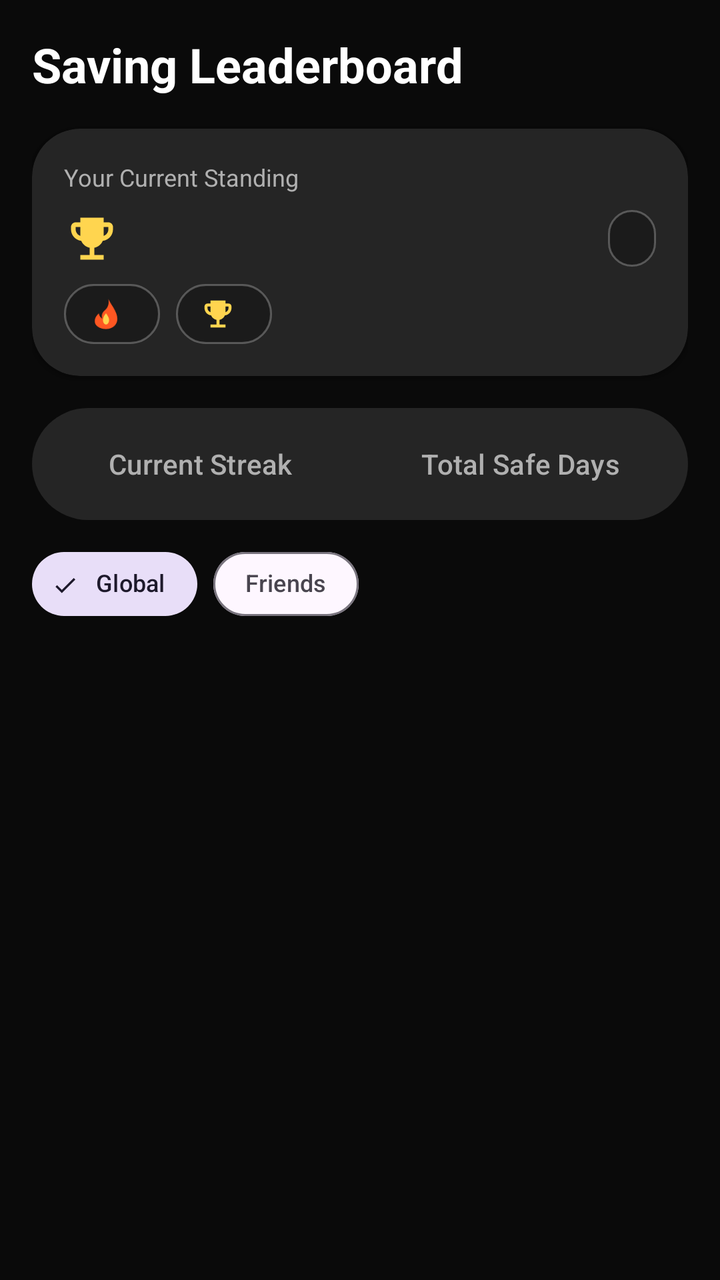
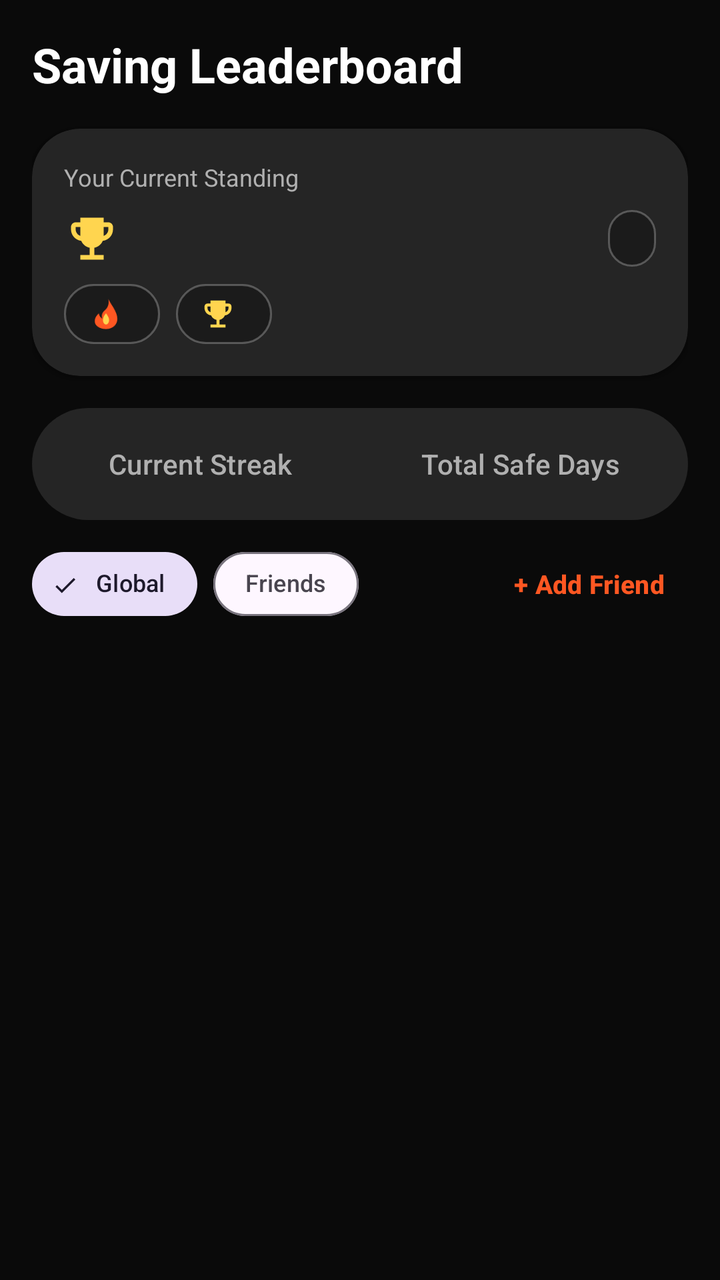

Compare the two renders of this Android layout. The source of the first and the diff that turns it into the second are given below.
<!-- AndroidManifest.xml: application theme Theme.ExpenseTrackerApp -->
<!-- res/layout/fragment_leaderboard.xml -->
<?xml version="1.0" encoding="utf-8"?>
<androidx.core.widget.NestedScrollView xmlns:android="http://schemas.android.com/apk/res/android"
    xmlns:app="http://schemas.android.com/apk/res-auto"
    android:layout_width="match_parent"
    android:layout_height="match_parent"
    android:background="@color/background_dark"
    android:clipToPadding="false"
    android:fillViewport="true"
    android:paddingBottom="88dp">

    <LinearLayout
        android:layout_width="match_parent"
        android:layout_height="wrap_content"
        android:orientation="vertical"
        android:padding="@dimen/spacing_m">

        <TextView
            android:layout_width="wrap_content"
            android:layout_height="wrap_content"
            android:text="@string/leaderboard_title"
            android:textColor="@color/text_primary"
            android:textSize="@dimen/text_size_headline"
            android:textStyle="bold" />

        
        <androidx.cardview.widget.CardView
            android:layout_width="match_parent"
            android:layout_height="wrap_content"
            android:layout_marginTop="@dimen/spacing_m"
            app:cardBackgroundColor="@color/card_dark"
            app:cardCornerRadius="@dimen/radius_xl"
            app:cardElevation="4dp">

            <LinearLayout
                android:layout_width="match_parent"
                android:layout_height="wrap_content"
                android:orientation="vertical"
                android:padding="@dimen/spacing_m">

                <TextView
                    android:layout_width="wrap_content"
                    android:layout_height="wrap_content"
                    android:text="@string/leaderboard_your_standing_title"
                    android:textColor="@color/text_secondary"
                    android:textSize="12sp" />

                <LinearLayout
                    android:layout_width="match_parent"
                    android:layout_height="wrap_content"
                    android:layout_marginTop="@dimen/spacing_s"
                    android:gravity="center_vertical"
                    android:orientation="horizontal">

                    <ImageView
                        android:layout_width="28dp"
                        android:layout_height="28dp"
                        android:contentDescription="@null"
                        android:src="@drawable/ic_trophy" />

                    <TextView
                        android:id="@+id/tv_user_rank_summary"
                        android:layout_width="0dp"
                        android:layout_height="wrap_content"
                        android:layout_marginStart="@dimen/spacing_s"
                        android:layout_weight="1"
                        android:textColor="@color/expense_orange"
                        android:textSize="22sp"
                        android:textStyle="bold" />

                    <TextView
                        android:id="@+id/tv_user_stage_summary"
                        android:layout_width="wrap_content"
                        android:layout_height="wrap_content"
                        android:background="@drawable/bg_glass_pill"
                        android:paddingHorizontal="12dp"
                        android:paddingVertical="6dp"
                        android:textColor="@color/white"
                        android:textSize="12sp"
                        android:textStyle="bold" />
                </LinearLayout>

                <LinearLayout
                    android:layout_width="match_parent"
                    android:layout_height="wrap_content"
                    android:layout_marginTop="@dimen/spacing_s"
                    android:orientation="horizontal">

                    <LinearLayout
                        android:layout_width="wrap_content"
                        android:layout_height="wrap_content"
                        android:background="@drawable/bg_glass_pill"
                        android:gravity="center_vertical"
                        android:orientation="horizontal"
                        android:paddingHorizontal="12dp"
                        android:paddingVertical="6dp">

                        <ImageView
                            android:layout_width="@dimen/icon_size_s"
                            android:layout_height="@dimen/icon_size_s"
                            android:contentDescription="@null"
                            android:src="@drawable/ic_fire_streak" />

                        <TextView
                            android:id="@+id/tv_user_streak_summary"
                            android:layout_width="wrap_content"
                            android:layout_height="wrap_content"
                            android:layout_marginStart="6dp"
                            android:textColor="@color/white"
                            android:textSize="13sp"
                            android:textStyle="bold" />
                    </LinearLayout>

                    <LinearLayout
                        android:layout_width="wrap_content"
                        android:layout_height="wrap_content"
                        android:layout_marginStart="@dimen/spacing_s"
                        android:background="@drawable/bg_glass_pill"
                        android:gravity="center_vertical"
                        android:orientation="horizontal"
                        android:paddingHorizontal="12dp"
                        android:paddingVertical="6dp">

                        <ImageView
                            android:layout_width="@dimen/icon_size_s"
                            android:layout_height="@dimen/icon_size_s"
                            android:contentDescription="@null"
                            android:src="@drawable/ic_trophy" />

                        <TextView
                            android:id="@+id/tv_user_total_days_summary"
                            android:layout_width="wrap_content"
                            android:layout_height="wrap_content"
                            android:layout_marginStart="6dp"
                            android:textColor="@color/white"
                            android:textSize="13sp"
                            android:textStyle="bold" />
                    </LinearLayout>
                </LinearLayout>
            </LinearLayout>
        </androidx.cardview.widget.CardView>

        
        <LinearLayout
            android:layout_width="match_parent"
            android:layout_height="wrap_content"
            android:layout_marginTop="@dimen/spacing_m"
            android:background="@drawable/bg_segment_track"
            android:orientation="horizontal"
            android:padding="@dimen/spacing_xs">

            <com.google.android.material.button.MaterialButton
                android:id="@+id/btn_metric_streak"
                style="@style/Widget.ExpenseTracker.SegmentButton"
                android:checked="true"
                android:text="@string/leaderboard_mode_streak" />

            <com.google.android.material.button.MaterialButton
                android:id="@+id/btn_metric_total_days"
                style="@style/Widget.ExpenseTracker.SegmentButton"
                android:text="@string/leaderboard_mode_total_days" />
        </LinearLayout>

        
        <com.google.android.material.chip.ChipGroup
            android:id="@+id/chip_group_scope"
            android:layout_width="wrap_content"
            android:layout_height="wrap_content"
            android:layout_marginTop="@dimen/spacing_s"
            app:selectionRequired="true"
            app:singleLine="true"
            app:singleSelection="true">

            <com.google.android.material.chip.Chip
                android:id="@+id/chip_scope_global"
                style="@style/Widget.ExpenseTracker.Chip.Category"
                android:layout_width="wrap_content"
                android:layout_height="wrap_content"
                android:checked="true"
                android:text="@string/leaderboard_scope_global" />

            <com.google.android.material.chip.Chip
                android:id="@+id/chip_scope_friends"
                style="@style/Widget.ExpenseTracker.Chip.Category"
                android:layout_width="wrap_content"
                android:layout_height="wrap_content"
                android:text="@string/leaderboard_scope_friends" />
        </com.google.android.material.chip.ChipGroup>

        <androidx.recyclerview.widget.RecyclerView
            android:id="@+id/rv_leaderboard"
            android:layout_width="match_parent"
            android:layout_height="wrap_content"
            android:layout_marginTop="@dimen/spacing_s"
            android:nestedScrollingEnabled="false" />

    </LinearLayout>
</androidx.core.widget.NestedScrollView>
<!-- resources referenced by this layout -->
<resources>
  <color name="background_dark">#0A0A0A</color>
  <color name="card_dark">#252525</color>
  <color name="expense_orange">#FF5722</color>
  <color name="text_primary">#FFFFFF</color>
  <color name="text_secondary">#B0B0B0</color>
  <color name="white">#FFFFFF</color>
  <dimen name="icon_size_s">18dp</dimen>
  <dimen name="radius_xl">24dp</dimen>
  <dimen name="spacing_m">16dp</dimen>
  <dimen name="spacing_s">8dp</dimen>
  <dimen name="spacing_xs">4dp</dimen>
  <dimen name="text_size_headline">24sp</dimen>
  <!-- drawable bg_glass_pill (drawable) -->
  <?xml version="1.0" encoding="utf-8"?>
  <shape xmlns:android="http://schemas.android.com/apk/res/android"
      android:shape="rectangle">
      <solid android:color="#99141414" />
      <stroke android:width="1dp" android:color="@color/surface_glass_stroke" />
      <corners android:radius="@dimen/radius_pill" />
  </shape>
  <!-- drawable bg_segment_track (drawable) -->
  <?xml version="1.0" encoding="utf-8"?>
  <shape xmlns:android="http://schemas.android.com/apk/res/android"
      android:shape="rectangle">
      <solid android:color="@color/card_dark" />
      <corners android:radius="@dimen/radius_pill" />
  </shape>
  <!-- drawable ic_trophy (drawable) -->
  <vector xmlns:android="http://schemas.android.com/apk/res/android"
      android:width="24dp"
      android:height="24dp"
      android:viewportWidth="24"
      android:viewportHeight="24">
      <path
          android:fillColor="#FFD54F"
          android:pathData="M19,5H17V3H7V5H5C3.9,5 3,5.9 3,7V8C3,10.55 4.92,12.63 7.39,12.94C8.02,14.44 9.37,15.57 11,15.9V19H7V21H17V19H13V15.9C14.63,15.57 15.98,14.44 16.61,12.94C19.08,12.63 21,10.55 21,8V7C21,5.9 20.1,5 19,5ZM5,8V7H7V10.82C5.84,10.4 5,9.3 5,8ZM19,8C19,9.3 18.16,10.4 17,10.82V7H19V8Z" />
  </vector>
  <string name="leaderboard_mode_streak">Current Streak</string>
  <string name="leaderboard_mode_total_days">Total Safe Days</string>
  <string name="leaderboard_scope_friends">Friends</string>
  <string name="leaderboard_scope_global">Global</string>
  <string name="leaderboard_title">Saving Leaderboard</string>
  <string name="leaderboard_your_standing_title">Your Current Standing</string>
  <style name="Widget.ExpenseTracker.Chip.Category" parent="Widget.Material3.Chip.Filter">
          <item name="chipCornerRadius">@dimen/radius_pill</item>
          <item name="chipMinHeight">@dimen/button_height_compact</item>
          <item name="android:textSize">@dimen/text_size_caption</item>
          <item name="android:textStyle">bold</item>
      </style>
  <style name="Theme.ExpenseTrackerApp" parent="Theme.Material3.DayNight.NoActionBar">
          <item name="colorPrimary">@color/colorPrimary</item>
          <item name="colorPrimaryVariant">@color/colorPrimaryDark</item>
          <item name="colorOnPrimary">@color/white</item>
          <item name="colorSecondary">@color/colorAccent</item>
          <item name="colorSecondaryVariant">@color/colorAccent</item>
          <item name="colorOnSecondary">@color/white</item>
          <item name="android:colorBackground">@color/background_dark</item>
          <item name="android:statusBarColor">@color/background_dark</item>
          <item name="android:navigationBarColor">@color/background_dark</item>
      </style>
  <color name="surface_glass_stroke">#40FFFFFF</color>
  <dimen name="radius_pill">999dp</dimen>
  <dimen name="button_height_compact">32dp</dimen>
  <dimen name="text_size_caption">12sp</dimen>
  <dimen name="text_size_body_small">14sp</dimen>
  <color name="surface_glass">#25FFFFFF</color>
  <color name="colorPrimary">#FF5722</color>
  <color name="colorPrimaryDark">#E64A19</color>
  <color name="colorAccent">#FF5722</color>
  <!-- unchanged entries left out for length: 2 -->
</resources>

<!-- the commit's change to res/layout/fragment_leaderboard.xml (unified diff, before → after) -->
@@ -161,30 +161,53 @@
         </LinearLayout>
 
         
-        <com.google.android.material.chip.ChipGroup
-            android:id="@+id/chip_group_scope"
-            android:layout_width="wrap_content"
+        <LinearLayout
+            android:layout_width="match_parent"
             android:layout_height="wrap_content"
             android:layout_marginTop="@dimen/spacing_s"
-            app:selectionRequired="true"
-            app:singleLine="true"
-            app:singleSelection="true">
-
-            <com.google.android.material.chip.Chip
-                android:id="@+id/chip_scope_global"
-                style="@style/Widget.ExpenseTracker.Chip.Category"
+            android:gravity="center_vertical"
+            android:orientation="horizontal">
+
+            <com.google.android.material.chip.ChipGroup
+                android:id="@+id/chip_group_scope"
                 android:layout_width="wrap_content"
                 android:layout_height="wrap_content"
-                android:checked="true"
-                android:text="@string/leaderboard_scope_global" />
-
-            <com.google.android.material.chip.Chip
-                android:id="@+id/chip_scope_friends"
-                style="@style/Widget.ExpenseTracker.Chip.Category"
+                app:selectionRequired="true"
+                app:singleLine="true"
+                app:singleSelection="true">
+
+                <com.google.android.material.chip.Chip
+                    android:id="@+id/chip_scope_global"
+                    style="@style/Widget.ExpenseTracker.Chip.Category"
+                    android:layout_width="wrap_content"
+                    android:layout_height="wrap_content"
+                    android:checked="true"
+                    android:text="@string/leaderboard_scope_global" />
+
+                <com.google.android.material.chip.Chip
+                    android:id="@+id/chip_scope_friends"
+                    style="@style/Widget.ExpenseTracker.Chip.Category"
+                    android:layout_width="wrap_content"
+                    android:layout_height="wrap_content"
+                    android:text="@string/leaderboard_scope_friends" />
+            </com.google.android.material.chip.ChipGroup>
+
+            <View
+                android:layout_width="0dp"
+                android:layout_height="1dp"
+                android:layout_weight="1" />
+
+            <com.google.android.material.button.MaterialButton
+                android:id="@+id/btn_add_friend"
+                style="@style/Widget.Material3.Button.TextButton"
                 android:layout_width="wrap_content"
                 android:layout_height="wrap_content"
-                android:text="@string/leaderboard_scope_friends" />
-        </com.google.android.material.chip.ChipGroup>
+                android:minHeight="40dp"
+                android:text="@string/leaderboard_add_friend_btn"
+                android:textColor="@color/expense_orange"
+                android:textSize="13sp"
+                android:textStyle="bold" />
+        </LinearLayout>
 
         <androidx.recyclerview.widget.RecyclerView
             android:id="@+id/rv_leaderboard"
<!-- resource entries referenced after the edit -->
@@ -37,6 +37,7 @@
           android:fillColor="#FFD54F"
           android:pathData="M19,5H17V3H7V5H5C3.9,5 3,5.9 3,7V8C3,10.55 4.92,12.63 7.39,12.94C8.02,14.44 9.37,15.57 11,15.9V19H7V21H17V19H13V15.9C14.63,15.57 15.98,14.44 16.61,12.94C19.08,12.63 21,10.55 21,8V7C21,5.9 20.1,5 19,5ZM5,8V7H7V10.82C5.84,10.4 5,9.3 5,8ZM19,8C19,9.3 18.16,10.4 17,10.82V7H19V8Z" />
   </vector>
+  <string name="leaderboard_add_friend_btn">+ Add Friend</string>
   <string name="leaderboard_mode_streak">Current Streak</string>
   <string name="leaderboard_mode_total_days">Total Safe Days</string>
   <string name="leaderboard_scope_friends">Friends</string>
